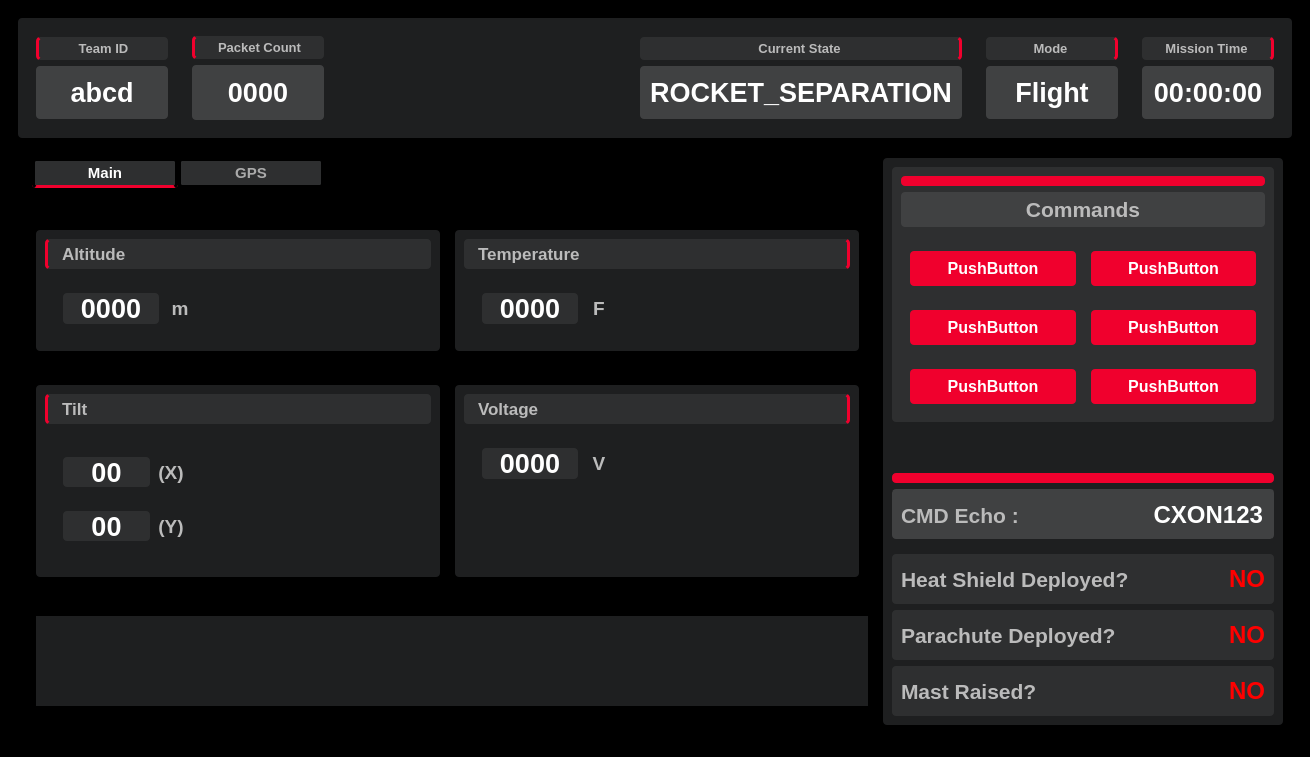
Paras-Roy/cansat-telemetry-gui, file cangui/mainwindow.ui: the form before one commit.
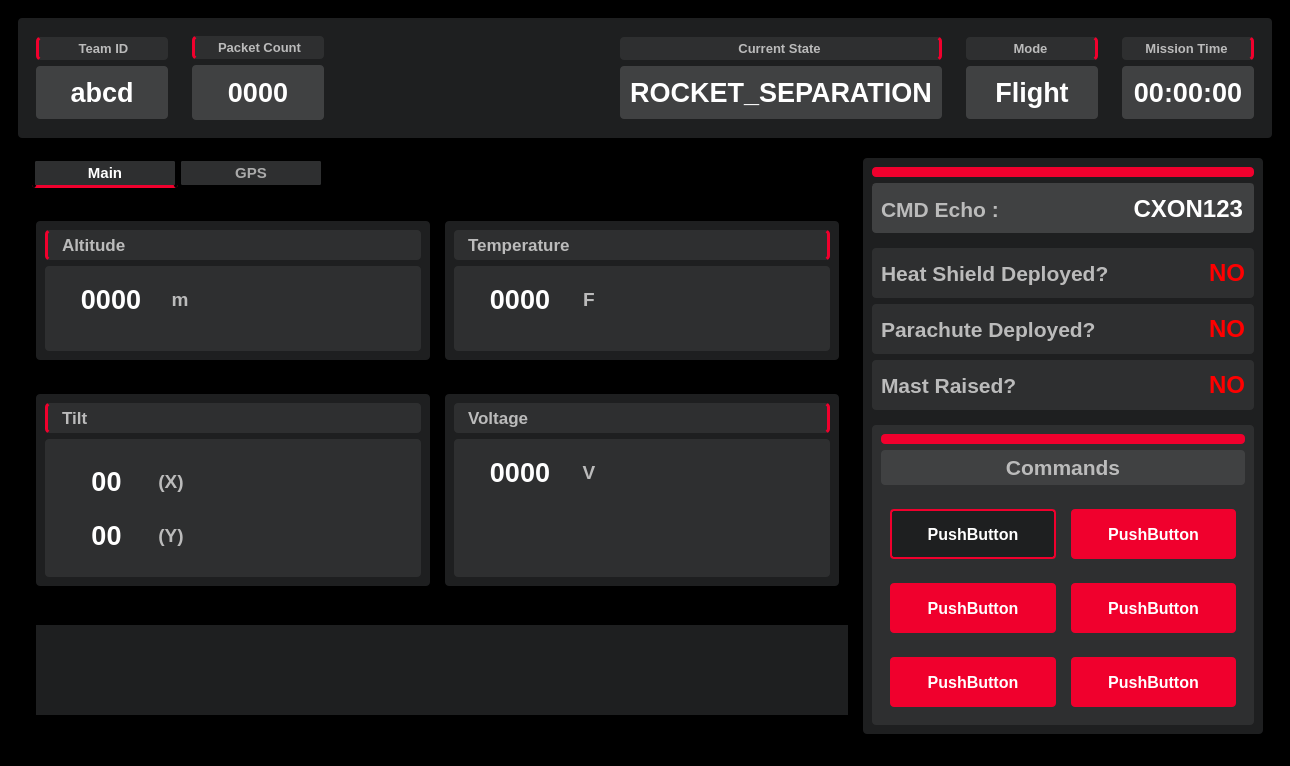
The form after the commit. Custom widgets are drawn as their Qt base class.

The edit to the form file:
```diff
--- a/cangui/mainwindow.ui
+++ b/cangui/mainwindow.ui
@@ -6,8 +6,8 @@
    <rect>
     <x>0</x>
     <y>0</y>
-    <width>1310</width>
-    <height>757</height>
+    <width>1290</width>
+    <height>766</height>
    </rect>
   </property>
   <property name="sizePolicy">
@@ -741,6 +741,9 @@
                  <property name="leftMargin">
                   <number>0</number>
                  </property>
+                 <property name="topMargin">
+                  <number>0</number>
+                 </property>
                  <item>
                   <widget class="QFrame" name="main_row_1">
                    <property name="frameShape">
@@ -805,6 +808,12 @@
                        </item>
                        <item>
                         <widget class="QFrame" name="alt_data_container">
+                         <property name="styleSheet">
+                          <string notr="true">background-color: rgb(46, 47, 48);
+border: none;
+border-radius: 4px;
+</string>
+                         </property>
                          <property name="frameShape">
                           <enum>QFrame::StyledPanel</enum>
                          </property>
@@ -847,7 +856,6 @@
                                <property name="styleSheet">
                                 <string notr="true">color: white;
 border: none;
-background-color: rgb(46, 47, 48);
 border-radius:4px;</string>
                                </property>
                                <property name="text">
@@ -887,7 +895,12 @@
                            </widget>
                           </item>
                           <item>
-                           <widget class="QCustomPlot" name="alt_plot" native="true"/>
+                           <widget class="QCustomPlot" name="alt_plot" native="true">
+                            <property name="styleSheet">
+                             <string notr="true">border:none;
+border-radius: 4px;</string>
+                            </property>
+                           </widget>
                           </item>
                          </layout>
                         </widget>
@@ -952,7 +965,9 @@
                        <item>
                         <widget class="QFrame" name="temp_data_container">
                          <property name="styleSheet">
-                          <string notr="true">border:none;</string>
+                          <string notr="true">border:none;
+background-color: rgb(46, 47, 48);
+border-radius: 4px;</string>
                          </property>
                          <property name="frameShape">
                           <enum>QFrame::StyledPanel</enum>
@@ -996,7 +1011,6 @@
                                <property name="styleSheet">
                                 <string notr="true">color: white;
 border: none;
-background-color: rgb(46, 47, 48);
 border-radius:4px;</string>
                                </property>
                                <property name="text">
@@ -1115,6 +1129,10 @@
                        </item>
                        <item>
                         <widget class="QFrame" name="tilt_data_container">
+                         <property name="styleSheet">
+                          <string notr="true">background-color: rgb(46, 47, 48);
+border-radius: 4px;</string>
+                         </property>
                          <property name="frameShape">
                           <enum>QFrame::StyledPanel</enum>
                          </property>
@@ -1166,7 +1184,6 @@
                                   <property name="styleSheet">
                                    <string notr="true">color: white;
 border: none;
-background-color: rgb(46, 47, 48);
 border-radius:4px;</string>
                                   </property>
                                   <property name="text">
@@ -1234,7 +1251,6 @@
                                   <property name="styleSheet">
                                    <string notr="true">color: white;
 border: none;
-background-color: rgb(46, 47, 48);
 border-radius:4px;</string>
                                   </property>
                                   <property name="text">
@@ -1341,6 +1357,10 @@
                        </item>
                        <item>
                         <widget class="QFrame" name="voltage_data_container">
+                         <property name="styleSheet">
+                          <string notr="true">background-color: rgb(46, 47, 48);
+border-radius: 4px;</string>
+                         </property>
                          <property name="frameShape">
                           <enum>QFrame::StyledPanel</enum>
                          </property>
@@ -1487,315 +1507,6 @@
              <enum>QFrame::Raised</enum>
             </property>
             <layout class="QVBoxLayout" name="verticalLayout_9">
-             <item>
-              <widget class="QFrame" name="cmd_container">
-               <property name="styleSheet">
-                <string notr="true">margin: 0;
-padding: 0;
-border: none;
-border-radius: 4px;
-background-color: rgb(46, 47, 48);</string>
-               </property>
-               <property name="frameShape">
-                <enum>QFrame::StyledPanel</enum>
-               </property>
-               <property name="frameShadow">
-                <enum>QFrame::Raised</enum>
-               </property>
-               <layout class="QVBoxLayout" name="verticalLayout_10">
-                <item>
-                 <widget class="QFrame" name="cmd_top_ribbon">
-                  <property name="minimumSize">
-                   <size>
-                    <width>0</width>
-                    <height>10</height>
-                   </size>
-                  </property>
-                  <property name="maximumSize">
-                   <size>
-                    <width>16777215</width>
-                    <height>10</height>
-                   </size>
-                  </property>
-                  <property name="styleSheet">
-                   <string notr="true">background-color: rgb(240, 0, 45);
-border: none;
-border-radius: 4px;</string>
-                  </property>
-                  <property name="frameShape">
-                   <enum>QFrame::StyledPanel</enum>
-                  </property>
-                  <property name="frameShadow">
-                   <enum>QFrame::Raised</enum>
-                  </property>
-                 </widget>
-                </item>
-                <item>
-                 <widget class="QLabel" name="cmd_label">
-                  <property name="font">
-                   <font>
-                    <pointsize>16</pointsize>
-                    <bold>true</bold>
-                   </font>
-                  </property>
-                  <property name="styleSheet">
-                   <string notr="true">margin: 0;
-padding: 5px 0;
-border-radius: 4px;
-color: #bbb;
-background-color: rgb(64, 65, 66);
-</string>
-                  </property>
-                  <property name="text">
-                   <string>Commands</string>
-                  </property>
-                  <property name="alignment">
-                   <set>Qt::AlignCenter</set>
-                  </property>
-                 </widget>
-                </item>
-                <item>
-                 <widget class="Line" name="cmd_separator_1">
-                  <property name="orientation">
-                   <enum>Qt::Horizontal</enum>
-                  </property>
-                 </widget>
-                </item>
-                <item>
-                 <widget class="QFrame" name="cmd_row_1">
-                  <property name="frameShape">
-                   <enum>QFrame::StyledPanel</enum>
-                  </property>
-                  <property name="frameShadow">
-                   <enum>QFrame::Raised</enum>
-                  </property>
-                  <layout class="QHBoxLayout" name="horizontalLayout_8">
-                   <item>
-                    <widget class="QPushButton" name="pushButton_2">
-                     <property name="minimumSize">
-                      <size>
-                       <width>0</width>
-                       <height>35</height>
-                      </size>
-                     </property>
-                     <property name="font">
-                      <font>
-                       <pointsize>12</pointsize>
-                       <bold>true</bold>
-                      </font>
-                     </property>
-                     <property name="styleSheet">
-                      <string notr="true">margin: 0;
-border: 0;
-border-radius: 4px;
-
-background-color: rgb(240, 0, 45);
-color: white;</string>
-                     </property>
-                     <property name="text">
-                      <string>PushButton</string>
-                     </property>
-                    </widget>
-                   </item>
-                   <item>
-                    <widget class="Line" name="line">
-                     <property name="orientation">
-                      <enum>Qt::Vertical</enum>
-                     </property>
-                    </widget>
-                   </item>
-                   <item>
-                    <widget class="QPushButton" name="pushButton">
-                     <property name="minimumSize">
-                      <size>
-                       <width>0</width>
-                       <height>35</height>
-                      </size>
-                     </property>
-                     <property name="font">
-                      <font>
-                       <pointsize>12</pointsize>
-                       <bold>true</bold>
-                      </font>
-                     </property>
-                     <property name="styleSheet">
-                      <string notr="true">margin: 0;
-border: 0;
-border-radius: 4px;
-
-background-color: rgb(240, 0, 45);
-color: white;</string>
-                     </property>
-                     <property name="text">
-                      <string>PushButton</string>
-                     </property>
-                    </widget>
-                   </item>
-                  </layout>
-                 </widget>
-                </item>
-                <item>
-                 <widget class="QFrame" name="cmd_row_3">
-                  <property name="frameShape">
-                   <enum>QFrame::StyledPanel</enum>
-                  </property>
-                  <property name="frameShadow">
-                   <enum>QFrame::Raised</enum>
-                  </property>
-                  <layout class="QHBoxLayout" name="horizontalLayout_10">
-                   <item>
-                    <widget class="QPushButton" name="pushButton_6">
-                     <property name="minimumSize">
-                      <size>
-                       <width>0</width>
-                       <height>35</height>
-                      </size>
-                     </property>
-                     <property name="font">
-                      <font>
-                       <pointsize>12</pointsize>
-                       <bold>true</bold>
-                      </font>
-                     </property>
-                     <property name="styleSheet">
-                      <string notr="true">margin: 0;
-border: 0;
-border-radius: 4px;
-
-background-color: rgb(240, 0, 45);
-color: white;</string>
-                     </property>
-                     <property name="text">
-                      <string>PushButton</string>
-                     </property>
-                    </widget>
-                   </item>
-                   <item>
-                    <widget class="Line" name="line_2">
-                     <property name="orientation">
-                      <enum>Qt::Vertical</enum>
-                     </property>
-                    </widget>
-                   </item>
-                   <item>
-                    <widget class="QPushButton" name="pushButton_5">
-                     <property name="minimumSize">
-                      <size>
-                       <width>0</width>
-                       <height>35</height>
-                      </size>
-                     </property>
-                     <property name="font">
-                      <font>
-                       <pointsize>12</pointsize>
-                       <bold>true</bold>
-                      </font>
-                     </property>
-                     <property name="styleSheet">
-                      <string notr="true">margin: 0;
-border: 0;
-border-radius: 4px;
-
-background-color: rgb(240, 0, 45);
-color: white;</string>
-                     </property>
-                     <property name="text">
-                      <string>PushButton</string>
-                     </property>
-                    </widget>
-                   </item>
-                  </layout>
-                 </widget>
-                </item>
-                <item>
-                 <widget class="QFrame" name="cmd_row_2">
-                  <property name="frameShape">
-                   <enum>QFrame::StyledPanel</enum>
-                  </property>
-                  <property name="frameShadow">
-                   <enum>QFrame::Raised</enum>
-                  </property>
-                  <layout class="QHBoxLayout" name="horizontalLayout_9">
-                   <item>
-                    <widget class="QPushButton" name="pushButton_4">
-                     <property name="minimumSize">
-                      <size>
-                       <width>0</width>
-                       <height>35</height>
-                      </size>
-                     </property>
-                     <property name="font">
-                      <font>
-                       <pointsize>12</pointsize>
-                       <bold>true</bold>
-                      </font>
-                     </property>
-                     <property name="styleSheet">
-                      <string notr="true">margin: 0;
-border: 0;
-border-radius: 4px;
-
-background-color: rgb(240, 0, 45);
-color: white;</string>
-                     </property>
-                     <property name="text">
-                      <string>PushButton</string>
-                     </property>
-                    </widget>
-                   </item>
-                   <item>
-                    <widget class="Line" name="line_3">
-                     <property name="orientation">
-                      <enum>Qt::Vertical</enum>
-                     </property>
-                    </widget>
-                   </item>
-                   <item>
-                    <widget class="QPushButton" name="pushButton_3">
-                     <property name="minimumSize">
-                      <size>
-                       <width>0</width>
-                       <height>35</height>
-                      </size>
-                     </property>
-                     <property name="font">
-                      <font>
-                       <pointsize>12</pointsize>
-                       <bold>true</bold>
-                      </font>
-                     </property>
-                     <property name="styleSheet">
-                      <string notr="true">margin: 0;
-border: 0;
-border-radius: 4px;
-
-background-color: rgb(240, 0, 45);
-color: white;</string>
-                     </property>
-                     <property name="text">
-                      <string>PushButton</string>
-                     </property>
-                    </widget>
-                   </item>
-                  </layout>
-                 </widget>
-                </item>
-               </layout>
-              </widget>
-             </item>
-             <item>
-              <spacer name="info_spacer_1">
-               <property name="orientation">
-                <enum>Qt::Vertical</enum>
-               </property>
-               <property name="sizeHint" stdset="0">
-                <size>
-                 <width>20</width>
-                 <height>40</height>
-                </size>
-               </property>
-              </spacer>
-             </item>
              <item>
               <widget class="QFrame" name="info_top_ribbon">
                <property name="minimumSize">
@@ -2175,6 +1886,315 @@
                </layout>
               </widget>
              </item>
+             <item>
+              <spacer name="info_spacer_1">
+               <property name="orientation">
+                <enum>Qt::Vertical</enum>
+               </property>
+               <property name="sizeHint" stdset="0">
+                <size>
+                 <width>20</width>
+                 <height>40</height>
+                </size>
+               </property>
+              </spacer>
+             </item>
+             <item>
+              <widget class="QFrame" name="cmd_container">
+               <property name="styleSheet">
+                <string notr="true">margin: 0;
+padding: 0;
+border: none;
+border-radius: 4px;
+background-color: rgb(46, 47, 48);</string>
+               </property>
+               <property name="frameShape">
+                <enum>QFrame::StyledPanel</enum>
+               </property>
+               <property name="frameShadow">
+                <enum>QFrame::Raised</enum>
+               </property>
+               <layout class="QVBoxLayout" name="verticalLayout_10">
+                <item>
+                 <widget class="QFrame" name="cmd_top_ribbon">
+                  <property name="minimumSize">
+                   <size>
+                    <width>0</width>
+                    <height>10</height>
+                   </size>
+                  </property>
+                  <property name="maximumSize">
+                   <size>
+                    <width>16777215</width>
+                    <height>10</height>
+                   </size>
+                  </property>
+                  <property name="styleSheet">
+                   <string notr="true">background-color: rgb(240, 0, 45);
+border: none;
+border-radius: 4px;</string>
+                  </property>
+                  <property name="frameShape">
+                   <enum>QFrame::StyledPanel</enum>
+                  </property>
+                  <property name="frameShadow">
+                   <enum>QFrame::Raised</enum>
+                  </property>
+                 </widget>
+                </item>
+                <item>
+                 <widget class="QLabel" name="cmd_label">
+                  <property name="font">
+                   <font>
+                    <pointsize>16</pointsize>
+                    <bold>true</bold>
+                   </font>
+                  </property>
+                  <property name="styleSheet">
+                   <string notr="true">margin: 0;
+padding: 5px 0;
+border-radius: 4px;
+color: #bbb;
+background-color: rgb(64, 65, 66);
+</string>
+                  </property>
+                  <property name="text">
+                   <string>Commands</string>
+                  </property>
+                  <property name="alignment">
+                   <set>Qt::AlignCenter</set>
+                  </property>
+                 </widget>
+                </item>
+                <item>
+                 <widget class="Line" name="cmd_separator_1">
+                  <property name="orientation">
+                   <enum>Qt::Horizontal</enum>
+                  </property>
+                 </widget>
+                </item>
+                <item>
+                 <widget class="QFrame" name="cmd_row_1">
+                  <property name="frameShape">
+                   <enum>QFrame::StyledPanel</enum>
+                  </property>
+                  <property name="frameShadow">
+                   <enum>QFrame::Raised</enum>
+                  </property>
+                  <layout class="QHBoxLayout" name="horizontalLayout_8">
+                   <item>
+                    <widget class="QPushButton" name="pushButton_2">
+                     <property name="minimumSize">
+                      <size>
+                       <width>0</width>
+                       <height>50</height>
+                      </size>
+                     </property>
+                     <property name="font">
+                      <font>
+                       <pointsize>12</pointsize>
+                       <bold>true</bold>
+                      </font>
+                     </property>
+                     <property name="styleSheet">
+                      <string notr="true">margin: 0;
+border: 0;
+border-radius: 4px;
+background-color: rgb(30, 31, 32);
+border:2px solid rgb(240, 0, 45);
+color: white;</string>
+                     </property>
+                     <property name="text">
+                      <string>PushButton</string>
+                     </property>
+                    </widget>
+                   </item>
+                   <item>
+                    <widget class="Line" name="line">
+                     <property name="orientation">
+                      <enum>Qt::Vertical</enum>
+                     </property>
+                    </widget>
+                   </item>
+                   <item>
+                    <widget class="QPushButton" name="pushButton">
+                     <property name="minimumSize">
+                      <size>
+                       <width>0</width>
+                       <height>50</height>
+                      </size>
+                     </property>
+                     <property name="font">
+                      <font>
+                       <pointsize>12</pointsize>
+                       <bold>true</bold>
+                      </font>
+                     </property>
+                     <property name="styleSheet">
+                      <string notr="true">margin: 0;
+border: 0;
+border-radius: 4px;
+
+background-color: rgb(240, 0, 45);
+color: white;</string>
+                     </property>
+                     <property name="text">
+                      <string>PushButton</string>
+                     </property>
+                    </widget>
+                   </item>
+                  </layout>
+                 </widget>
+                </item>
+                <item>
+                 <widget class="QFrame" name="cmd_row_3">
+                  <property name="frameShape">
+                   <enum>QFrame::StyledPanel</enum>
+                  </property>
+                  <property name="frameShadow">
+                   <enum>QFrame::Raised</enum>
+                  </property>
+                  <layout class="QHBoxLayout" name="horizontalLayout_10">
+                   <item>
+                    <widget class="QPushButton" name="pushButton_6">
+                     <property name="minimumSize">
+                      <size>
+                       <width>0</width>
+                       <height>50</height>
+                      </size>
+                     </property>
+                     <property name="font">
+                      <font>
+                       <pointsize>12</pointsize>
+                       <bold>true</bold>
+                      </font>
+                     </property>
+                     <property name="styleSheet">
+                      <string notr="true">margin: 0;
+border: 0;
+border-radius: 4px;
+
+background-color: rgb(240, 0, 45);
+color: white;</string>
+                     </property>
+                     <property name="text">
+                      <string>PushButton</string>
+                     </property>
+                    </widget>
+                   </item>
+                   <item>
+                    <widget class="Line" name="line_2">
+                     <property name="orientation">
+                      <enum>Qt::Vertical</enum>
+                     </property>
+                    </widget>
+                   </item>
+                   <item>
+                    <widget class="QPushButton" name="pushButton_5">
+                     <property name="minimumSize">
+                      <size>
+                       <width>0</width>
+                       <height>50</height>
+                      </size>
+                     </property>
+                     <property name="font">
+                      <font>
+                       <pointsize>12</pointsize>
+                       <bold>true</bold>
+                      </font>
+                     </property>
+                     <property name="styleSheet">
+                      <string notr="true">margin: 0;
+border: 0;
+border-radius: 4px;
+
+background-color: rgb(240, 0, 45);
+color: white;</string>
+                     </property>
+                     <property name="text">
+                      <string>PushButton</string>
+                     </property>
+                    </widget>
+                   </item>
+                  </layout>
+                 </widget>
+                </item>
+                <item>
+                 <widget class="QFrame" name="cmd_row_2">
+                  <property name="frameShape">
+                   <enum>QFrame::StyledPanel</enum>
+                  </property>
+                  <property name="frameShadow">
+                   <enum>QFrame::Raised</enum>
+                  </property>
+                  <layout class="QHBoxLayout" name="horizontalLayout_9">
+                   <item>
+                    <widget class="QPushButton" name="pushButton_4">
+                     <property name="minimumSize">
+                      <size>
+                       <width>0</width>
+                       <height>50</height>
+                      </size>
+                     </property>
+                     <property name="font">
+                      <font>
+                       <pointsize>12</pointsize>
+                       <bold>true</bold>
+                      </font>
+                     </property>
+                     <property name="styleSheet">
+                      <string notr="true">margin: 0;
+border: 0;
+border-radius: 4px;
+
+background-color: rgb(240, 0, 45);
+color: white;</string>
+                     </property>
+                     <property name="text">
+                      <string>PushButton</string>
+                     </property>
+                    </widget>
+                   </item>
+                   <item>
+                    <widget class="Line" name="line_3">
+                     <property name="orientation">
+                      <enum>Qt::Vertical</enum>
+                     </property>
+                    </widget>
+                   </item>
+                   <item>
+                    <widget class="QPushButton" name="pushButton_3">
+                     <property name="minimumSize">
+                      <size>
+                       <width>0</width>
+                       <height>50</height>
+                      </size>
+                     </property>
+                     <property name="font">
+                      <font>
+                       <pointsize>12</pointsize>
+                       <bold>true</bold>
+                      </font>
+                     </property>
+                     <property name="styleSheet">
+                      <string notr="true">margin: 0;
+border: 0;
+border-radius: 4px;
+
+background-color: rgb(240, 0, 45);
+color: white;</string>
+                     </property>
+                     <property name="text">
+                      <string>PushButton</string>
+                     </property>
+                    </widget>
+                   </item>
+                  </layout>
+                 </widget>
+                </item>
+               </layout>
+              </widget>
+             </item>
             </layout>
            </widget>
           </item>
```
